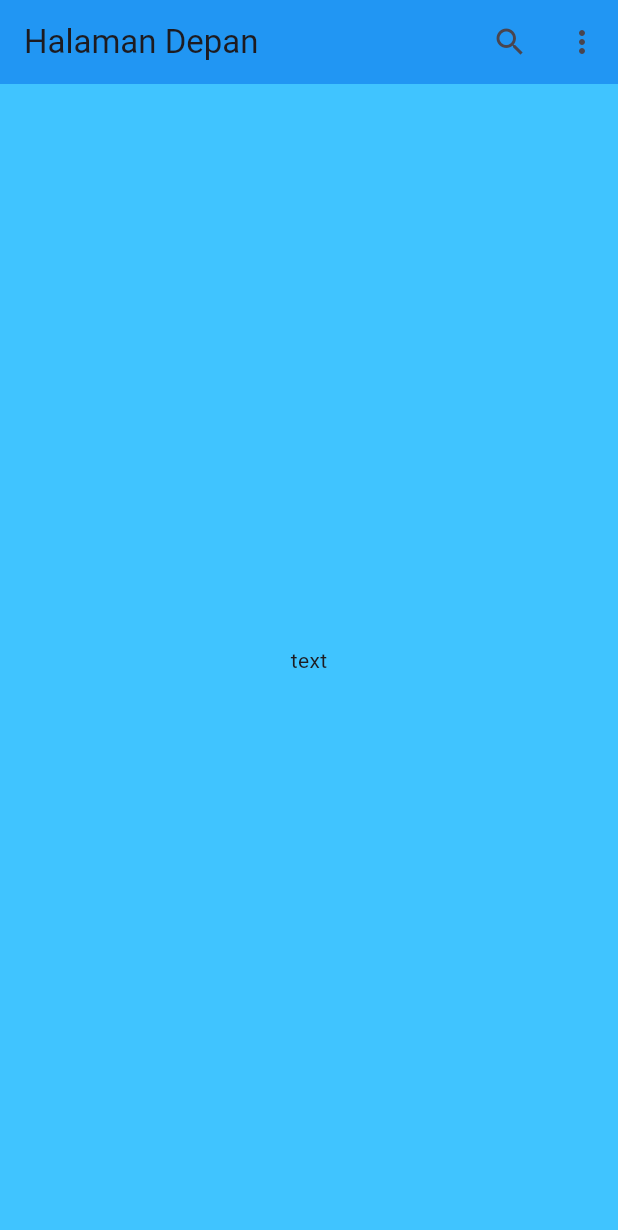
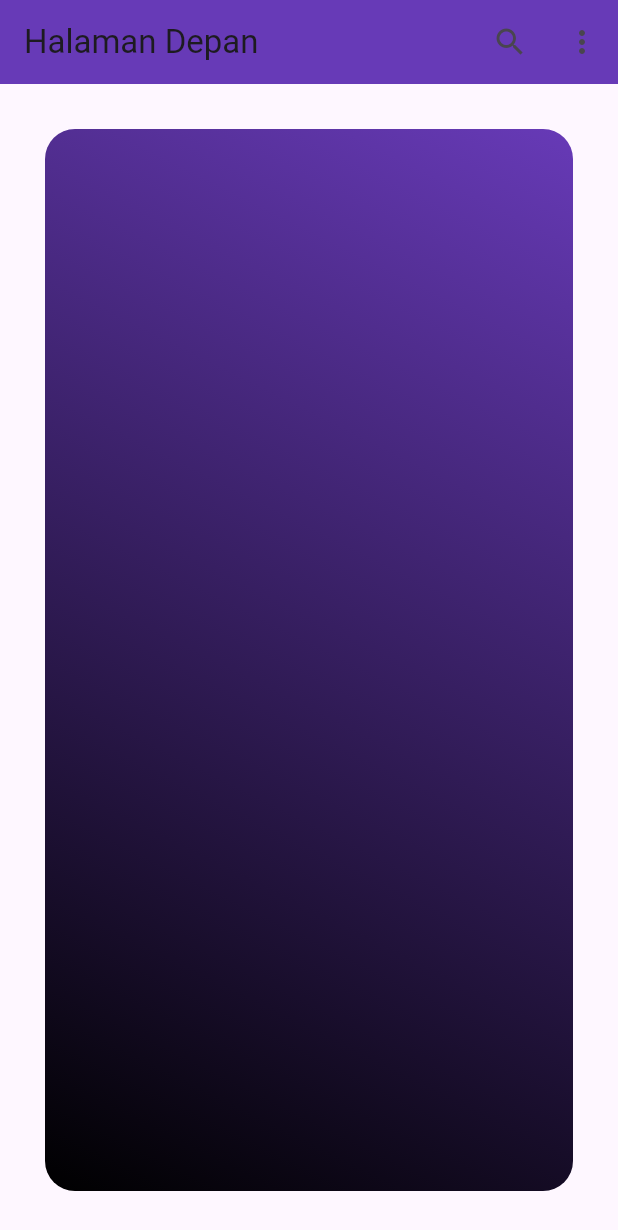
Before and after one commit to Hartamatamatama/tugas_week_5_1123150117, a Flutter app: the screen it shows after launch, on a phone screen of 412 x 824 dp. Shown: the top 1230 px of the screen. Run offline on Flutter 3.47's test engine with Material 3 defaults, Android fonts, the phone set to English and light mode, and no system bars.

Commit message:
Buat decoration dengan box decuration

```diff
--- a/lib/main.dart
+++ b/lib/main.dart
@@ -1,5 +1,6 @@
 //Todo
 import 'package:flutter/material.dart';
+import 'package:flutter/services.dart';
 
 void main() {
   runApp(MyApp());
@@ -25,8 +26,8 @@ class Halaman extends StatelessWidget {
   Widget build(BuildContext context) {
     return Scaffold(
       appBar: AppBar(
-        backgroundColor: Colors.blue,
-        surfaceTintColor: Colors.blue,
+        backgroundColor: Colors.deepPurple,
+        // surfaceTintColor: Colors.blue,
         title: const Text('Halaman Depan'),
         shadowColor: Colors.black,
         actions: [
@@ -47,9 +48,21 @@ class Halaman extends StatelessWidget {
         ],
       ),
       body: Container(
-        color: Colors.lightBlueAccent,
+        // color: Colors.lightBlueAccent,
         alignment: Alignment.center,
-        child: Text("text"),
+        // width: 200,
+        // height: 200,
+        // child: Row(children: [Text("text")]),
+        margin: EdgeInsets.lerp(EdgeInsets.all(20), EdgeInsets.all(40), 0.5),
+        decoration: BoxDecoration(
+          borderRadius: BorderRadius.circular(20),
+          color: Colors.lightBlueAccent,
+          gradient: LinearGradient(
+            colors: [Colors.deepPurple, Colors.black],
+            begin: Alignment.topRight,
+            end: Alignment.bottomLeft,
+          ),
+        ),
       ),
     );
   }
```
